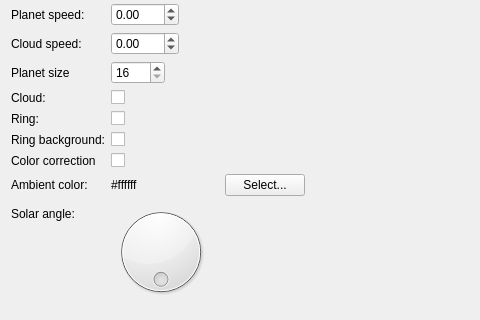
Before: the Qt Designer form tools/PlanetViewer/MainWindow.ui in ObKo/OpenSR, drawn with Qt 5; both pictures show x 0 to 480 and y 225 to 545 of the 925 by 651 pixel window.
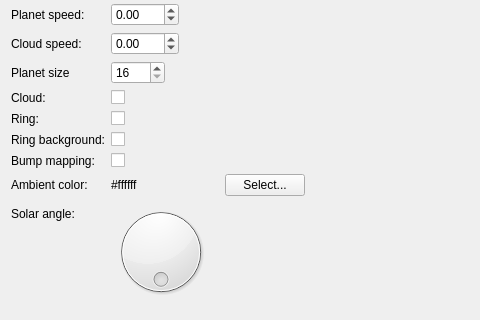
After: the same form once the commit is applied. Custom widgets are drawn as their Qt base class.

```diff
--- a/tools/PlanetViewer/MainWindow.ui
+++ b/tools/PlanetViewer/MainWindow.ui
@@ -183,7 +183,7 @@
       <item row="13" column="0">
        <widget class="QLabel" name="label_5">
         <property name="text">
-         <string>Color correction</string>
+         <string>Bump mapping:</string>
         </property>
        </widget>
       </item>
```
Left out of the diff: 4 changed lines with no effect on the pictures.
